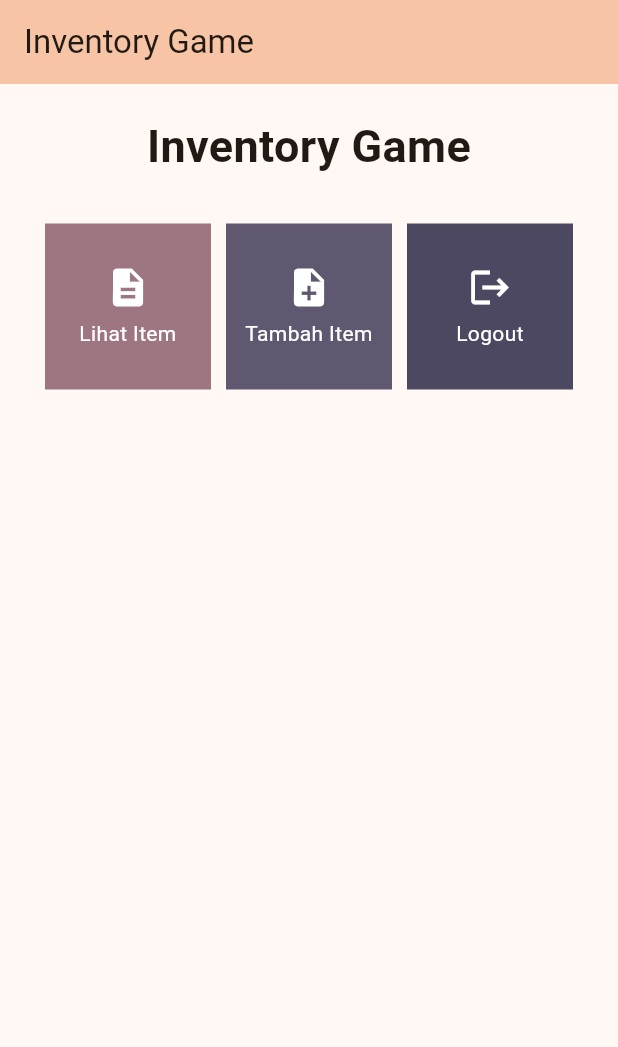
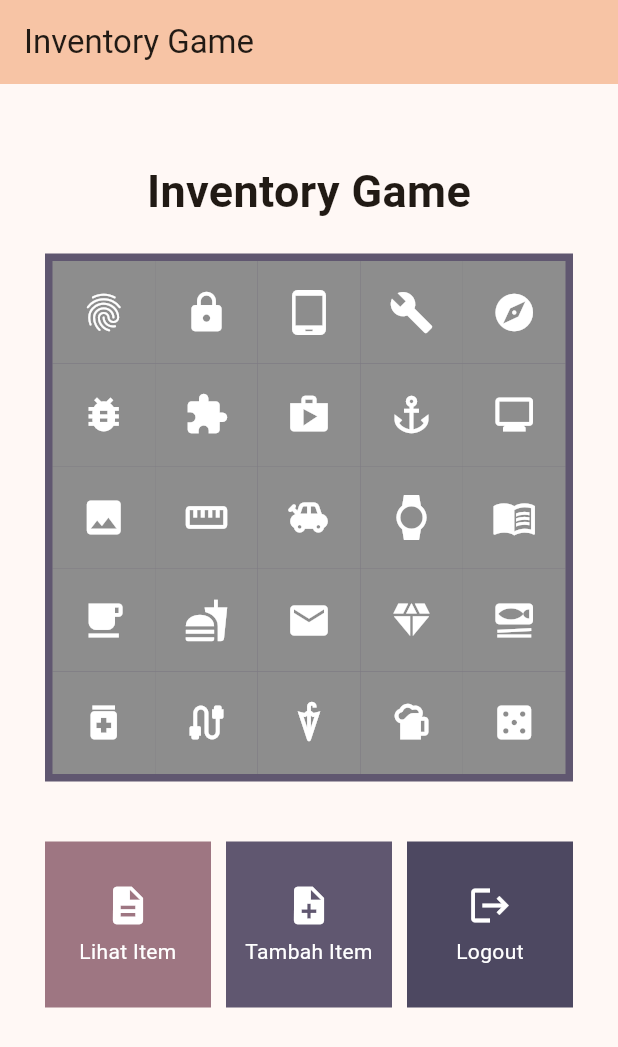
Before and after one commit to Frmeta/inventory-game-mobile, a Flutter app: the screen it shows after launch, on a phone screen of 412 x 824 dp. Shown: the top 1047 px of the screen. Run offline on Flutter 3.47's test engine with Material 2 defaults, Android fonts, the phone set to English and light mode, and no system bars.

Commit message:
Decorating Tugas 7

```diff
--- a/lib/menu.dart
+++ b/lib/menu.dart
@@ -1,4 +1,5 @@
 import 'package:flutter/material.dart';
+import 'dart:math' as math;
 
 class Item {
   final String name;
@@ -8,13 +9,55 @@ class Item {
   Item(this.name, this.icon, this.color);
 }
 
+class ItemDisplay {
+  final IconData icon;
+
+  ItemDisplay(this.icon);
+}
+
 class MyHomePage extends StatelessWidget {
   MyHomePage({Key? key}) : super(key: key);
 
   final List<Item> items = [
-    Item("Lihat Item", Icons.description, const Color.fromARGB(255, 158, 7*16+6, 8*16+2)),
-    Item("Tambah Item", Icons.note_add, const Color.fromARGB(255, 6*16, 5*16+7, 7*16)),
-    Item("Logout", Icons.logout, const Color.fromARGB(255, 4*16+13, 4*16+8, 6*16+1)),
+    Item("Lihat Item", Icons.description,
+        const Color.fromARGB(255, 158, 7 * 16 + 6, 8 * 16 + 2)),
+    Item("Tambah Item", Icons.note_add,
+        const Color.fromARGB(255, 6 * 16, 5 * 16 + 7, 7 * 16)),
+    Item("Logout", Icons.logout,
+        const Color.fromARGB(255, 4 * 16 + 13, 4 * 16 + 8, 6 * 16 + 1)),
+  ];
+
+  final List<ItemDisplay> itemDisplays = [
+    ItemDisplay(Icons.fingerprint),
+    ItemDisplay(Icons.lock),
+    ItemDisplay(Icons.tablet_android),
+    ItemDisplay(Icons.build),
+    ItemDisplay(Icons.explore),
+
+    ItemDisplay(Icons.bug_report),
+    ItemDisplay(Icons.extension),
+    ItemDisplay(Icons.shop),
+    ItemDisplay(Icons.anchor),
+    ItemDisplay(Icons.monitor),
+
+    ItemDisplay(Icons.image),
+    ItemDisplay(Icons.straighten),
+    ItemDisplay(Icons.toys,),
+    ItemDisplay(Icons.watch),
+    ItemDisplay(Icons.menu_book),
+
+
+    ItemDisplay(Icons.local_cafe),
+    ItemDisplay(Icons.fastfood),
+    ItemDisplay(Icons.local_post_office),
+    ItemDisplay(Icons.diamond),
+    ItemDisplay(Icons.set_meal),
+
+    ItemDisplay(Icons.medication),
+    ItemDisplay(Icons.cable),
+    ItemDisplay(Icons.umbrella),
+    ItemDisplay(Icons.sports_bar),
+    ItemDisplay(Icons.casino),
   ];
 
   @override
@@ -22,7 +65,8 @@ class MyHomePage extends StatelessWidget {
     return Scaffold(
       appBar: AppBar(
         title: const Text('Inventory Game'),
-        backgroundColor: const Color.fromARGB(255, 15*16+7, 12*16+4, 10*16+5),
+        backgroundColor:
+            const Color.fromARGB(255, 15 * 16 + 7, 12 * 16 + 4, 10 * 16 + 5),
       ),
       body: SingleChildScrollView(
         child: Padding(
@@ -31,7 +75,7 @@ class MyHomePage extends StatelessWidget {
             // Widget untuk menampilkan children secara vertikal
             children: <Widget>[
               const Padding(
-                padding: EdgeInsets.only(top: 10.0, bottom: 10.0),
+                padding: EdgeInsets.only(top: 40.0, bottom: 0.0),
                 // Widget Text untuk menampilkan tulisan dengan alignment center dan style yang sesuai
                 child: Text(
                   'Inventory Game', // Text yang menandakan nama game
@@ -42,6 +86,27 @@ class MyHomePage extends StatelessWidget {
                   ),
                 ),
               ),
+
+              // hiasan
+              Padding(
+                padding: const EdgeInsets.all(20),
+                child: Container(
+                  color: const Color.fromARGB(255, 6 * 16, 5 * 16 + 7, 7 * 16),
+                  padding: const EdgeInsets.all(5),
+                  child: GridView.count(
+                    primary: false,
+                    crossAxisCount: 5,
+                    shrinkWrap: true,
+                    children: itemDisplays.map((ItemDisplay itemDisplay) {
+                      // Iterasi untuk setiap item
+                      return ItemDisplayCard(itemDisplay);
+                    }).toList(),
+                  )
+                ),
+              ),
+
+
+
               // Grid layout
               GridView.count(
                 // Container pada card kita.
@@ -92,7 +157,7 @@ class ItemCard extends StatelessWidget {
                 Icon(
                   item.icon,
                   color: Colors.white,
-                  size: 30.0,
+                  size: 30,
                 ),
                 const Padding(padding: EdgeInsets.all(3)),
                 Text(
@@ -108,3 +173,27 @@ class ItemCard extends StatelessWidget {
     );
   }
 }
+
+class ItemDisplayCard extends StatelessWidget {
+  final ItemDisplay itemDisplay;
+
+  const ItemDisplayCard(this.itemDisplay, {super.key}); // Constructor
+
+  @override
+  Widget build(BuildContext context) {
+    return Material(
+      color: //itemDisplay.color,
+        Color(0x7F7F7F + (math.Random().nextDouble() * 0x80).toInt()
+                        + (math.Random().nextDouble() * 0x80).toInt() * 16 * 16
+                        + (math.Random().nextDouble() * 0x80).toInt() * 16 * 16 * 16 * 16
+                        ).withOpacity(1.0),
+      child: Center(
+        child: Icon(
+          itemDisplay.icon,
+          color: Colors.white,
+          size: 30,
+        ),
+      ),
+    );
+  }
+}
```
Also changed, not shown: 1 other file.
